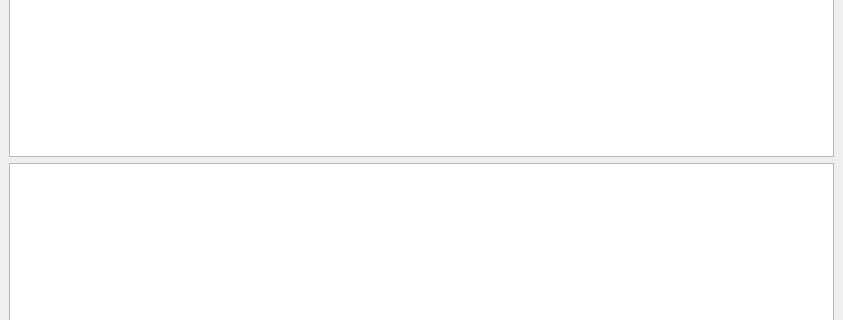
Qt form forms/start_window_challenger.ui (RomkaGP228/challanger_analizer) before a commit; both pictures show x 0 to 843 and y 218 to 538 of the 843 by 806 pixel window.
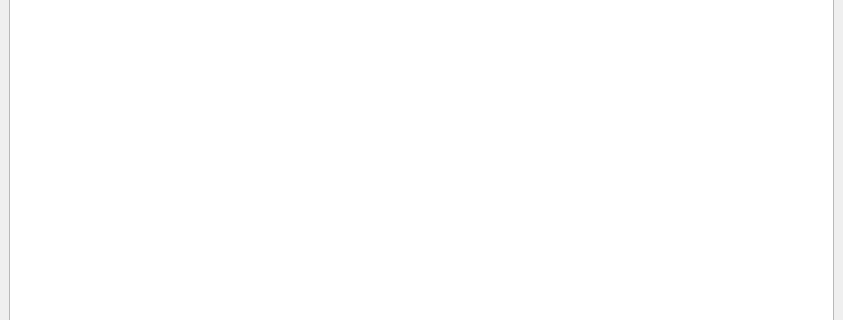
The same form after that commit.

```diff
--- a/forms/start_window_challenger.ui
+++ b/forms/start_window_challenger.ui
@@ -34,9 +34,6 @@
       </column>
      </widget>
     </item>
-    <item>
-     <widget class="QTextBrowser" name="Description"/>
-    </item>
     <item>
      <layout class="QHBoxLayout" name="horizontalLayout">
       <item>
```
